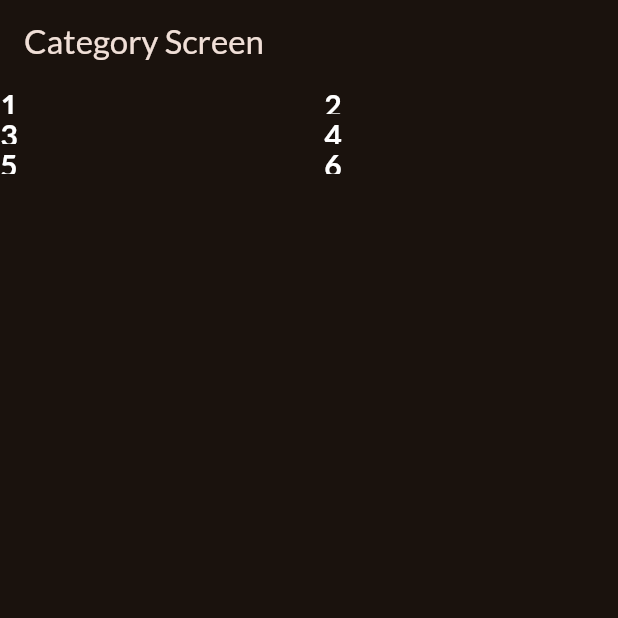
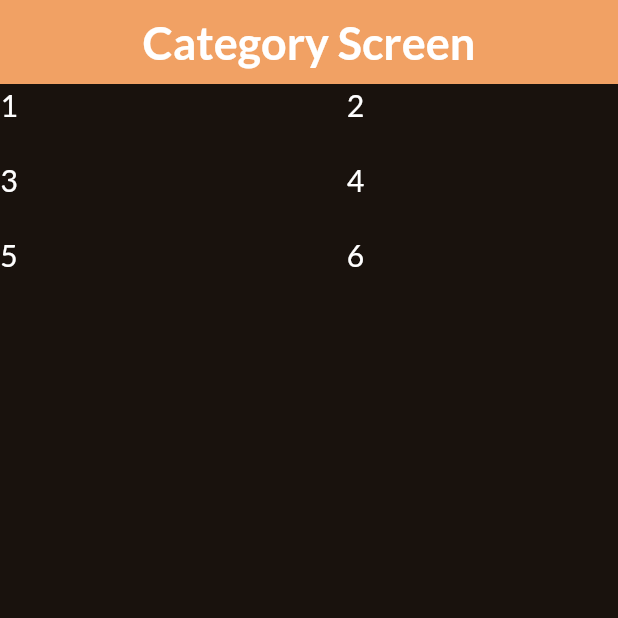
Before and after one commit to Talha-Orax/basic_app, a Flutter app: the screen it shows after launch, on a phone screen of 412 x 824 dp, the top half of it. Run offline on Flutter 3.47's test engine with Material 3 defaults, Android fonts, the phone set to English and light mode, and no system bars; our stand-ins replace google_fonts.

Commit message:
created category item file

```diff
--- a/lib/category_screen.dart
+++ /dev/null
@@ -1,71 +0,0 @@
-import 'package:flutter/material.dart';
-
-class CatergoryScreen extends StatelessWidget {
-  const CatergoryScreen({super.key});
-
-  @override
-  Widget build(BuildContext context) {
-    return Scaffold(
-        appBar: AppBar(
-          title: const Text('Category Screen'),
-        ),
-        body: GridView(
-          gridDelegate: const SliverGridDelegateWithFixedCrossAxisCount(
-            crossAxisCount: 2,
-            childAspectRatio: 3 / 2,
-            crossAxisSpacing: 20,
-            mainAxisExtent: 20,
-          ),
-          children: [
-            Text(
-              "1",
-              style: TextStyle(
-                fontSize: 20,
-                color: Colors.white,
-                fontWeight: FontWeight.bold,
-              ),
-            ),
-            Text(
-              "2",
-              style: TextStyle(
-                fontSize: 20,
-                color: Colors.white,
-                fontWeight: FontWeight.bold,
-              ),
-            ),
-            Text(
-              "3",
-              style: TextStyle(
-                fontSize: 20,
-                color: Colors.white,
-                fontWeight: FontWeight.bold,
-              ),
-            ),
-            Text(
-              "4",
-              style: TextStyle(
-                fontSize: 20,
-                color: Colors.white,
-                fontWeight: FontWeight.bold,
-              ),
-            ),
-            Text(
-              "5",
-              style: TextStyle(
-                fontSize: 20,
-                color: Colors.white,
-                fontWeight: FontWeight.bold,
-              ),
-            ),
-            Text(
-              "6",
-              style: TextStyle(
-                fontSize: 20,
-                color: Colors.white,
-                fontWeight: FontWeight.bold,
-              ),
-            ),
-          ],
-        ));
-  }
-}
--- a/lib/main.dart
+++ b/lib/main.dart
@@ -1,4 +1,4 @@
-import 'package:basic_app/category_screen.dart';
+import 'package:basic_app/screens/category_screen.dart';
 import 'package:flutter/material.dart';
 
 import 'package:google_fonts/google_fonts.dart';
@@ -7,7 +7,7 @@ final theme = ThemeData(
   useMaterial3: true,
   colorScheme: ColorScheme.fromSeed(
     brightness: Brightness.dark,
-    seedColor: const Color.fromARGB(255, 131, 57, 0),
+    seedColor: const Color.fromARGB(255, 241, 161, 100),
   ),
   textTheme: GoogleFonts.latoTextTheme(),
 );
@@ -22,6 +22,7 @@ class App extends StatelessWidget {
   @override
   Widget build(BuildContext context) {
     return MaterialApp(
+      debugShowCheckedModeBanner: false,
       theme: theme,
       home: const CatergoryScreen(),
     );
--- /dev/null
+++ b/lib/model/Category.dart
@@ -0,0 +1,12 @@
+import "package:flutter/material.dart";
+
+class Category {
+  const Category({
+    required this.id,
+    required this.title,
+    this.color = Colors.orange,
+  });
+  final String id;
+  final String title;
+  final Color color;
+}
--- /dev/null
+++ b/lib/screens/category_screen.dart
@@ -0,0 +1,54 @@
+import 'package:flutter/material.dart';
+
+class CatergoryScreen extends StatelessWidget {
+  const CatergoryScreen({super.key});
+
+  @override
+  Widget build(BuildContext context) {
+    return Scaffold(
+        appBar: AppBar(
+          title: const Text('Category Screen',
+              style: TextStyle(
+                fontSize: 30,
+                fontWeight: FontWeight.bold,
+                color: Colors.white,
+              )),
+          centerTitle: true,
+          backgroundColor: const Color.fromARGB(255, 241, 161, 100),
+        ),
+        body: GridView(
+          gridDelegate: const SliverGridDelegateWithFixedCrossAxisCount(
+            crossAxisCount: 2,
+            childAspectRatio: 3 / 2,
+            crossAxisSpacing: 50,
+            mainAxisExtent: 50,
+          ),
+          children: [
+            Text(
+              "1",
+              style: TextStyle(fontSize: 20, color: Colors.white),
+            ),
+            Text(
+              "2",
+              style: TextStyle(fontSize: 20, color: Colors.white),
+            ),
+            Text(
+              "3",
+              style: TextStyle(fontSize: 20, color: Colors.white),
+            ),
+            Text(
+              "4",
+              style: TextStyle(fontSize: 20, color: Colors.white),
+            ),
+            Text(
+              "5",
+              style: TextStyle(fontSize: 20, color: Colors.white),
+            ),
+            Text(
+              "6",
+              style: TextStyle(fontSize: 20, color: Colors.white),
+            ),
+          ],
+        ));
+  }
+}
```
Also changed, not shown: lib/data/dummy_data.dart (added, +56 -0 lines), lib/widgets/category_grid_items.dart (added, +31 -0 lines).
